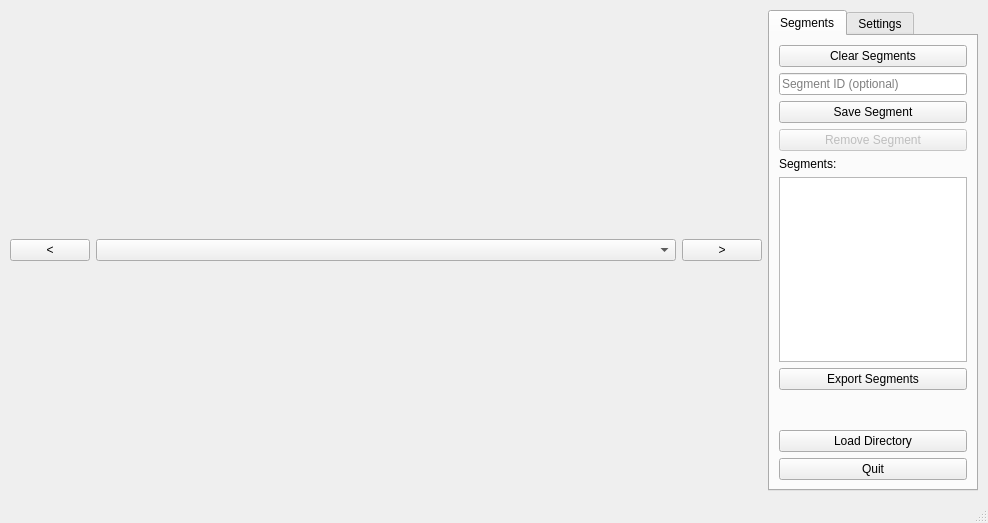
The window that tweezers/plot/SegmentSelectorUi.ui (DollSimon/tweezers) describes before a commit, drawn with Qt 5.
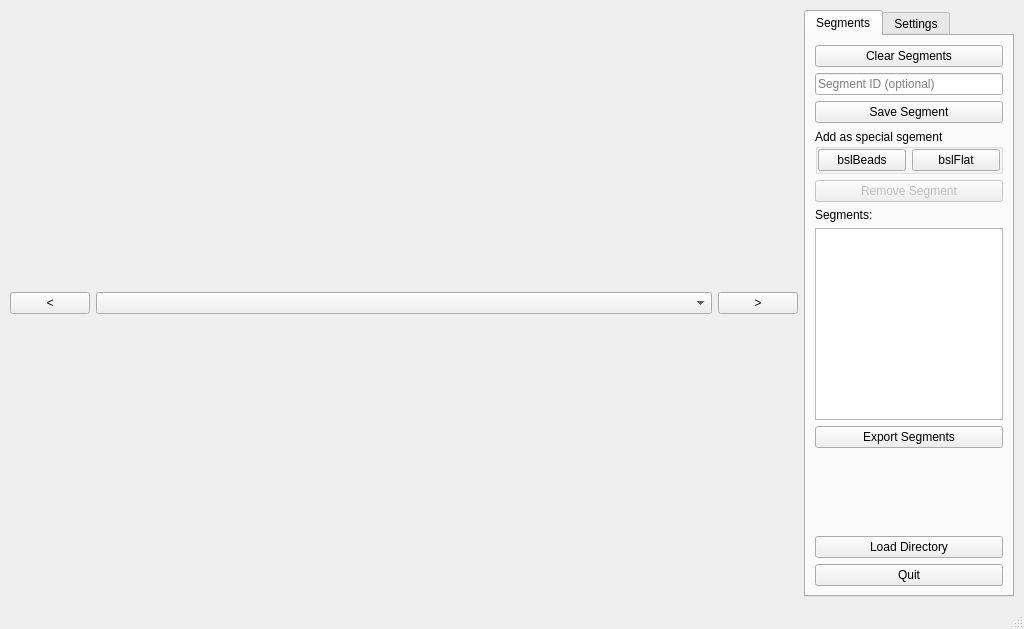
The same window after the commit.

Commit message: ENH: improved segment selector (special selection buttons)

Diff of the .ui file:
```diff
--- a/tweezers/plot/SegmentSelectorUi.ui
+++ b/tweezers/plot/SegmentSelectorUi.ui
@@ -6,8 +6,8 @@
    <rect>
     <x>0</x>
     <y>0</y>
-    <width>988</width>
-    <height>523</height>
+    <width>1024</width>
+    <height>629</height>
    </rect>
   </property>
   <property name="windowTitle">
@@ -130,6 +130,48 @@
           </property>
          </widget>
         </item>
+        <item>
+         <widget class="QGroupBox" name="specialSegmentsGrp">
+          <property name="title">
+           <string>Add as special sgement</string>
+          </property>
+          <property name="flat">
+           <bool>false</bool>
+          </property>
+          <layout class="QVBoxLayout" name="verticalLayout_6">
+           <property name="leftMargin">
+            <number>0</number>
+           </property>
+           <property name="topMargin">
+            <number>0</number>
+           </property>
+           <property name="rightMargin">
+            <number>0</number>
+           </property>
+           <property name="bottomMargin">
+            <number>0</number>
+           </property>
+           <item>
+            <layout class="QGridLayout" name="gridLayout">
+             <item row="0" column="1">
+              <widget class="QPushButton" name="saveBslFlatBtn">
+               <property name="text">
+                <string>bslFlat</string>
+               </property>
+              </widget>
+             </item>
+             <item row="0" column="0">
+              <widget class="QPushButton" name="saveBslBeadsBtn">
+               <property name="text">
+                <string>bslBeads</string>
+               </property>
+              </widget>
+             </item>
+            </layout>
+           </item>
+          </layout>
+         </widget>
+        </item>
         <item>
          <widget class="QPushButton" name="removeSegmentBtn">
           <property name="enabled">
```
Left out of the diff: 12 changed lines with no effect on the pictures. The commit also changes 2 other files.
